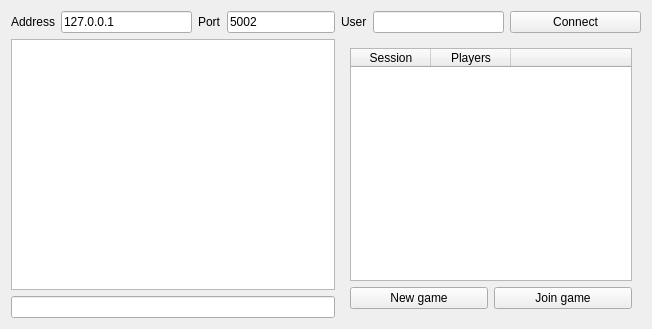
Above: launcher/lobby/lobby_moc.ui from vcmi/vcmi before the change. Below: the same form after it.
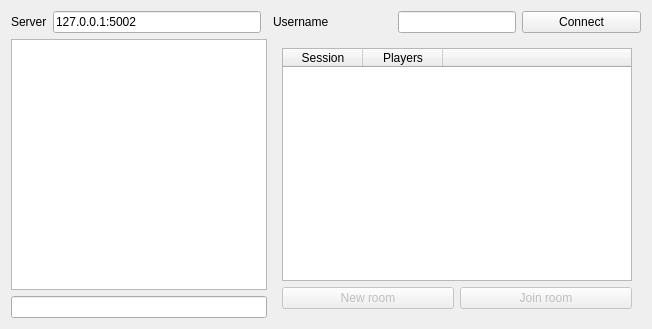
That is the form after the change.

Diff of the .ui file:
```diff
--- a/launcher/lobby/lobby_moc.ui
+++ b/launcher/lobby/lobby_moc.ui
@@ -14,21 +14,7 @@
    <string>Form</string>
   </property>
   <layout class="QGridLayout" name="gridLayout">
-   <item row="0" column="4">
-    <widget class="QLabel" name="label_4">
-     <property name="text">
-      <string>User</string>
-     </property>
-    </widget>
-   </item>
-   <item row="0" column="2">
-    <widget class="QLabel" name="label_2">
-     <property name="text">
-      <string>Port</string>
-     </property>
-    </widget>
-   </item>
-   <item row="0" column="6">
+   <item row="0" column="5">
     <widget class="QPushButton" name="connectButton">
      <property name="sizePolicy">
       <sizepolicy hsizetype="Expanding" vsizetype="Fixed">
@@ -44,17 +30,13 @@
      </property>
     </widget>
    </item>
-   <item row="0" column="0">
-    <widget class="QLabel" name="label">
-     <property name="text">
-      <string>Address</string>
-     </property>
-    </widget>
+   <item row="3" column="0" colspan="3">
+    <widget class="QLineEdit" name="messageEdit"/>
    </item>
    <item row="0" column="3">
-    <widget class="QLineEdit" name="portEdit">
+    <widget class="QLabel" name="label_4">
      <property name="sizePolicy">
-      <sizepolicy hsizetype="Minimum" vsizetype="Fixed">
+      <sizepolicy hsizetype="Expanding" vsizetype="Preferred">
        <horstretch>0</horstretch>
        <verstretch>0</verstretch>
       </sizepolicy>
@@ -63,21 +45,35 @@
       <set>Qt::ImhDigitsOnly</set>
      </property>
      <property name="text">
-      <string>5002</string>
+      <string>Username</string>
      </property>
     </widget>
    </item>
-   <item row="0" column="1">
-    <widget class="QLineEdit" name="hostEdit">
-     <property name="text">
-      <string>127.0.0.1</string>
-     </property>
-    </widget>
-   </item>
-   <item row="0" column="5">
+   <item row="0" column="4">
     <widget class="QLineEdit" name="userEdit"/>
    </item>
-   <item row="2" column="4" rowspan="2" colspan="3">
+   <item row="0" column="1">
+    <widget class="QLineEdit" name="serverEdit">
+     <property name="text">
+      <string>127.0.0.1:5002</string>
+     </property>
+    </widget>
+   </item>
+   <item row="2" column="0" colspan="3">
+    <widget class="QPlainTextEdit" name="chat">
+     <property name="readOnly">
+      <bool>true</bool>
+     </property>
+    </widget>
+   </item>
+   <item row="0" column="0">
+    <widget class="QLabel" name="label">
+     <property name="text">
+      <string>Server</string>
+     </property>
+    </widget>
+   </item>
+   <item row="2" column="3" rowspan="2" colspan="3">
     <widget class="QStackedWidget" name="stackedWidget">
      <property name="currentIndex">
       <number>0</number>
@@ -132,15 +128,21 @@
        </item>
        <item row="1" column="0">
         <widget class="QPushButton" name="newButton">
+         <property name="enabled">
+          <bool>false</bool>
+         </property>
          <property name="text">
-          <string>New game</string>
+          <string>New room</string>
          </property>
         </widget>
        </item>
        <item row="1" column="1">
         <widget class="QPushButton" name="joinButton">
+         <property name="enabled">
+          <bool>false</bool>
+         </property>
          <property name="text">
-          <string>Join game</string>
+          <string>Join room</string>
          </property>
         </widget>
        </item>
@@ -200,16 +202,6 @@
      </widget>
     </widget>
    </item>
-   <item row="2" column="0" colspan="4">
-    <widget class="QPlainTextEdit" name="chat">
-     <property name="readOnly">
-      <bool>true</bool>
-     </property>
-    </widget>
-   </item>
-   <item row="3" column="0" colspan="4">
-    <widget class="QLineEdit" name="messageEdit"/>
-   </item>
   </layout>
  </widget>
  <resources/>
```
Left out of the diff: 3 changed lines with no effect on the pictures.
